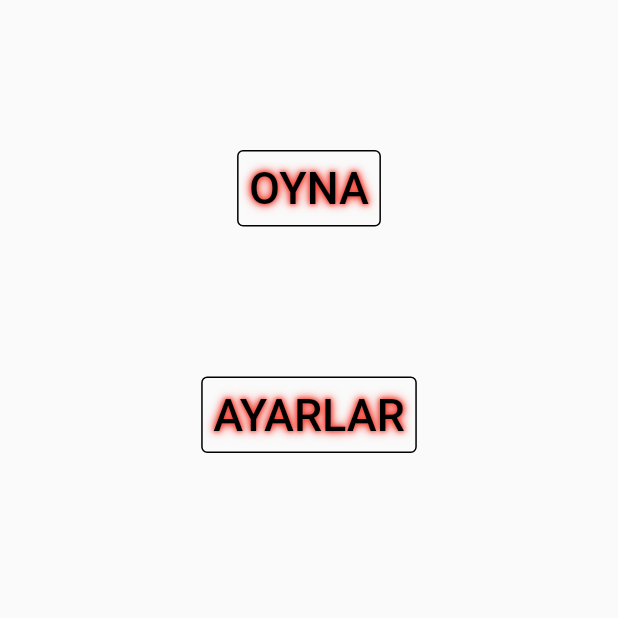
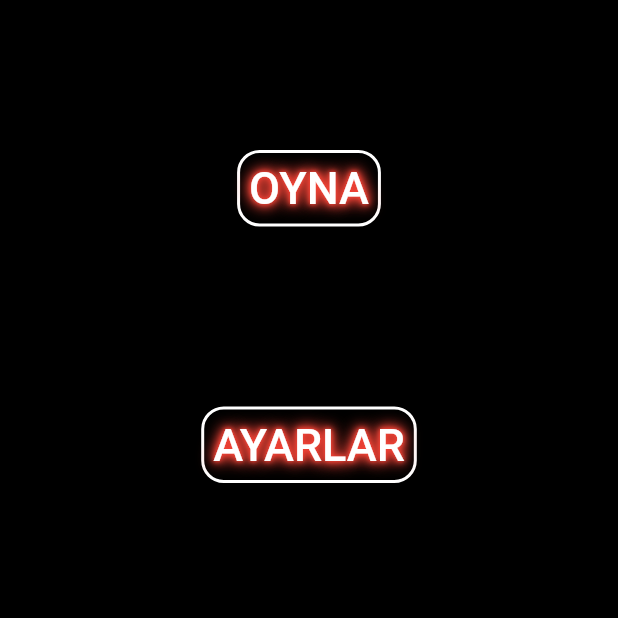
Before and after one commit to muhammettalhakaymak23214/xox, a Flutter app: the screen it shows after launch, on a phone screen of 412 x 824 dp, the top half of it. Run offline on Flutter 3.47's test engine with Material 2 defaults, Android fonts, the phone set to English and light mode, and no system bars.

Commit message:
bosluk sınıfı olusturuldu

```diff
--- a/lib/screens/main_screen.dart
+++ b/lib/screens/main_screen.dart
@@ -1,4 +1,5 @@
 import 'package:flutter/material.dart';
+import 'package:xox/widget_build/bosluk.dart';
 
 class MainScreen extends StatefulWidget {
   const MainScreen({super.key});
@@ -8,12 +9,9 @@ class MainScreen extends StatefulWidget {
 }
 
 class _MainScreenState extends State<MainScreen> {
-  String deneme = "a";
-  int secim = 0;
-
   //Renkler:
   Color buttonRengi = Colors.transparent;
-  Color metinRengi = Colors.black;
+  Color metinRengi = Colors.white;
   Color shadowColor = Colors.red;
 
   @override
@@ -38,8 +36,12 @@ class _MainScreenState extends State<MainScreen> {
     Widget denemebutonu(String buttonAdi) {
       return TextButton(
           style: ButtonStyle(
+              shape: MaterialStateProperty.resolveWith<OutlinedBorder>((_) {
+                return RoundedRectangleBorder(
+                    borderRadius: BorderRadius.circular(15));
+              }),
               side: MaterialStateProperty.resolveWith<BorderSide>(
-                  (states) => BorderSide(color: Colors.black)),
+                  (states) => BorderSide(color: Colors.white, width: 2)),
               backgroundColor: MaterialStateProperty.all<Color>(buttonRengi)),
           onPressed: () {
             initState();
@@ -51,27 +53,23 @@ class _MainScreenState extends State<MainScreen> {
                 shadows: [
                   Shadow(color: shadowColor, blurRadius: 3),
                   Shadow(color: shadowColor, blurRadius: 6),
-                  Shadow(color: shadowColor, blurRadius: 9)
+                  Shadow(color: shadowColor, blurRadius: 9),
+                  Shadow(color: shadowColor, blurRadius: 12),
+                  Shadow(color: shadowColor, blurRadius: 15),
                 ],
                 fontSize: 30),
           ));
     }
 
-    //Bosluk bırakmak için kullanılır.
-    Widget bosluk() {
-      return const SizedBox(
-        height: 100,
-      );
-    }
-
     //Düzen kısmı buradır.
     return Scaffold(
+      backgroundColor: Colors.black,
       body: Center(
         child: Column(
           children: [
-            bosluk(),
+            Bosluk().bosluk(100.0),
             denemebutonu("oyna"),
-            bosluk(),
+            Bosluk().bosluk(120.0),
             denemebutonu("ayarlar"),
           ],
         ),
--- /dev/null
+++ b/lib/widget_build/bosluk.dart
@@ -0,0 +1,10 @@
+import 'package:flutter/cupertino.dart';
+
+//Bosluk bırakmak için kullanılır.
+class Bosluk {
+  Widget bosluk(double boslukDegeri) {
+    return SizedBox(
+      height: boslukDegeri,
+    );
+  }
+}
```
Also changed, not shown: lib/screens/xoxGameScreen.dart (added, +35 -0 lines).
